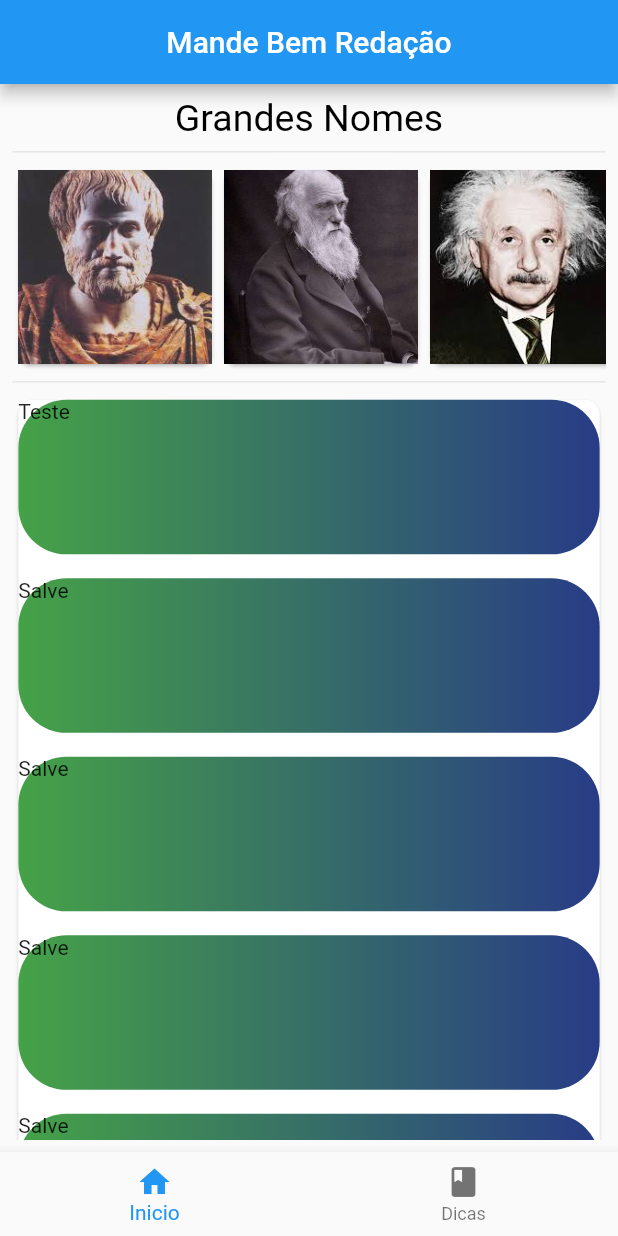
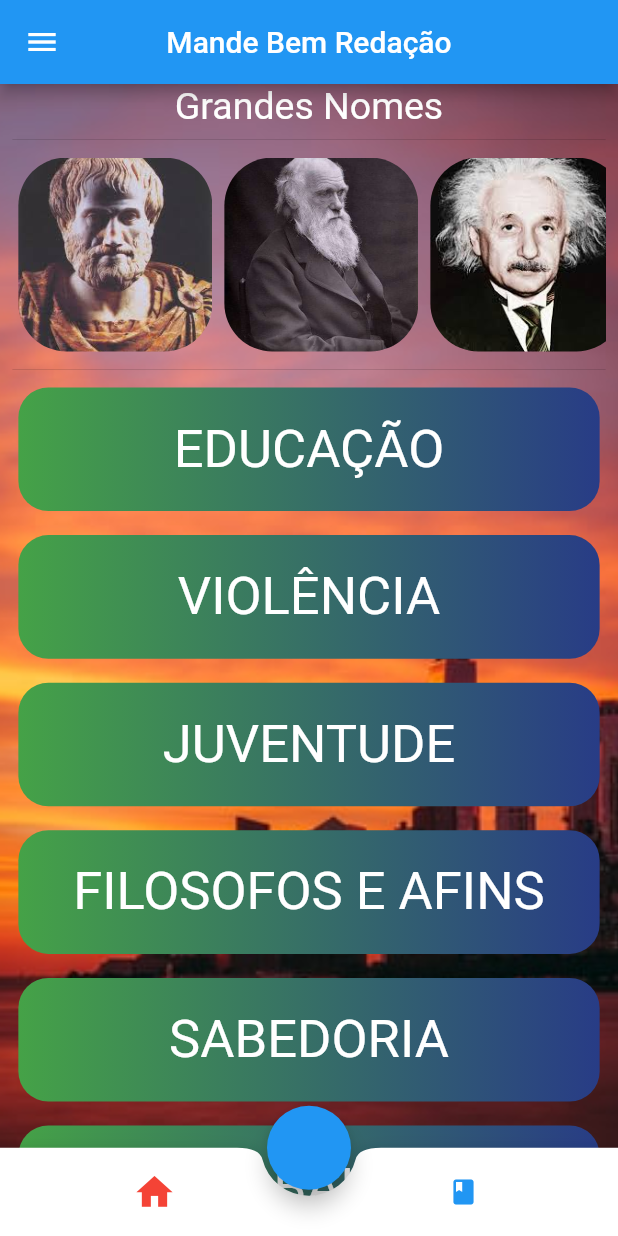
Before and after one commit to italoevan/Mande-bem-Flutter, a Flutter app: the screen it shows after launch, on a phone screen of 412 x 824 dp. Run offline on Flutter 3.47's test engine with Material 2 defaults, Android fonts, the phone set to English and light mode, and no system bars.

Commit message:
Custom Bar e Backround

```diff
--- a/mande_bem_redacao/lib/screens/Home.dart
+++ b/mande_bem_redacao/lib/screens/Home.dart
@@ -1,7 +1,9 @@
 import 'package:flutter/material.dart';
 import 'package:mande_bem_redacao/tabs/Dicas.dart';
 import 'package:mande_bem_redacao/tabs/Index.dart';
+import 'package:mande_bem_redacao/widgets/CustomAppBar.dart';
 import 'package:mande_bem_redacao/widgets/CustomBottom.dart';
+import 'package:mande_bem_redacao/widgets/CustomDrawer.dart';
 
 class Home extends StatelessWidget {
   PageController _controller = PageController();
@@ -10,6 +12,8 @@ class Home extends StatelessWidget {
   @override
   Widget build(BuildContext context) {
     return Scaffold(
+      extendBody: true,
+      drawer: CustomDrawer(),
       appBar: AppBar(
         title: Text("Mande Bem Redação"),
         centerTitle: true,
@@ -17,9 +21,12 @@ class Home extends StatelessWidget {
       body: PageView(
         physics: NeverScrollableScrollPhysics(),
         controller: _controller,
-        children: [Index(), Dicas()],
+        children: [Index(),Dicas()],
       ),
-      bottomNavigationBar: CustomBottom(_controller, i),
+      floatingActionButton: FloatingActionButton(onPressed: (){},),
+      floatingActionButtonLocation: FloatingActionButtonLocation.centerDocked,
+      bottomNavigationBar: CustomAppBar(context, _controller, i)
+
     );
   }
 }
--- a/mande_bem_redacao/lib/tabs/Index.dart
+++ b/mande_bem_redacao/lib/tabs/Index.dart
@@ -9,8 +9,9 @@ class Index extends StatelessWidget {
     double width = MediaQuery.of(context).size.width;
     return Stack(
       children: [
+        Image.asset("images/background.jpg", fit: BoxFit.cover, width: width,height: height,),
         Container(
-            padding: EdgeInsets.all(width / 50),
+            padding: EdgeInsets.only(right: width / 50, left: width / 50),
             child: SingleChildScrollView(
               child: Column(
                 crossAxisAlignment: CrossAxisAlignment.stretch,
@@ -18,7 +19,7 @@ class Index extends StatelessWidget {
                   Text(
                     "Grandes Nomes",
                     textAlign: TextAlign.center,
-                    style: TextStyle(fontSize: 25, color: Colors.black),
+                    style: TextStyle(fontSize: 25, color: Colors.white),
                   ),
                   Divider(),
                   Container(
--- /dev/null
+++ b/mande_bem_redacao/lib/widgets/CustomAppBar.dart
@@ -0,0 +1,54 @@
+import 'package:flutter/material.dart';
+
+class CustomAppBar extends StatefulWidget {
+  CustomAppBar(this.context, this.controller, this.i);
+  BuildContext context;
+  PageController controller;
+  int i;
+  @override
+  _CustomAppBarState createState() => _CustomAppBarState();
+}
+
+class _CustomAppBarState extends State<CustomAppBar> {
+  @override
+  Widget build(BuildContext context) {
+    var height = MediaQuery.of(context).size.height;
+    return BottomAppBar(
+      shape: CircularNotchedRectangle(),
+      child: Container(
+        height: height / 14,
+        child: Row(
+          mainAxisAlignment: MainAxisAlignment.spaceAround,
+          mainAxisSize: MainAxisSize.max,
+          children: [
+            IconButton(
+                icon: Icon(
+                  Icons.home,
+                  color: widget.i == 0 ? Colors.red : Colors.blue,
+                  size: widget.i == 0 ? 29 : 20,
+                ),
+                onPressed: () {
+                  widget.controller.jumpToPage(0);
+                  setState(() {
+                    widget.i = 0;
+                  });
+
+                }),
+            IconButton(
+                icon: Icon(
+                  Icons.book,
+                  color: widget.i == 1 ? Colors.red : Colors.blue,
+                  size: widget.i == 1 ? 29 : 20,
+                ),
+                onPressed: () {
+                  widget.controller.jumpToPage(1);
+                  setState(() {
+                    widget.i = 1;
+                  });
+                }),
+          ],
+        ),
+      ),
+    );
+  }
+}
--- a/mande_bem_redacao/lib/widgets/CustomBottom.dart
+++ b/mande_bem_redacao/lib/widgets/CustomBottom.dart
@@ -18,6 +18,8 @@ class _CustomBottomState extends State<CustomBottom> {
   @override
   Widget build(BuildContext context) {
     return BottomNavigationBar(
+
+      backgroundColor: Colors.white30,
       currentIndex: widget.i,
       onTap: (num) {
         setState(() {
--- a/mande_bem_redacao/lib/widgets/CustomCard.dart
+++ b/mande_bem_redacao/lib/widgets/CustomCard.dart
@@ -3,18 +3,24 @@ import 'package:flutter/material.dart';
 class CustomCard extends StatelessWidget {
   BuildContext context;
   String image;
-  CustomCard(this.context,this.image);
+  CustomCard(this.context, this.image);
 
   @override
   Widget build(BuildContext context) {
     double height = MediaQuery.of(this.context).size.height;
     double width = MediaQuery.of(this.context).size.width;
-    return SizedBox(
-      width: width /3,
-       child: Card(
-          child: Image.asset(this.image, fit: BoxFit.cover,),
-        )
-    );
-
+    return Container(
+        width: width / 3,
+        child: Card(
+          elevation: 0,
+          color: Colors.transparent,
+          child: ClipRRect(
+            borderRadius: BorderRadius.circular(32),
+            child: Image.asset(
+              this.image,
+              fit: BoxFit.cover,
+            ),
+          ),
+        ));
   }
 }
--- a/mande_bem_redacao/lib/widgets/IndexCard.dart
+++ b/mande_bem_redacao/lib/widgets/IndexCard.dart
@@ -22,32 +22,6 @@ class _IndexCardState extends State<IndexCard> {
   void initState() {
     // TODO: implement initState
     super.initState();
-  }
-
-  @override
-  Widget build(BuildContext context) {
-    double height = MediaQuery.of(context).size.height;
-    double width = MediaQuery.of(context).size.width;
-    list = [
-      Topics(
-        "Teste",
-      ),
-      Topics(
-        "Salve",
-      ),
-      Topics(
-        "Salve",
-      ),
-      Topics(
-        "Salve",
-      ),
-      Topics(
-        "Salve",
-      ),
-      Topics(
-        "Salve",
-      ),
-    ];
     route = [
       '/saude',
       '/',
@@ -56,14 +30,44 @@ class _IndexCardState extends State<IndexCard> {
       '/saude',
       '/saude',
     ];
+    list = [
+      Topics(
+        "EDUCAÇÃO",
+      ),
+      Topics(
+        "VIOLÊNCIA",
+      ),
+      Topics(
+        "JUVENTUDE",
+      ),
+      Topics(
+        "FILOSOFOS E AFINS",
+      ),
+      Topics(
+        "SABEDORIA",
+      ),
+      Topics(
+        "TRABALHO",
+      ),
+    ];
+  }
+
+  @override
+  Widget build(BuildContext context) {
+    double height = MediaQuery.of(context).size.height;
+    double width = MediaQuery.of(context).size.width;
+
     return Container(
-      height: widget.height,
+      height: widget.height / (123 / 100), //Mexer pra deixar o indexCard de acordo com o bottomNavigation
       width: widget.width,
       child: Card(
+        elevation: 0,
+        color: Colors.transparent,
         shape: RoundedRectangleBorder(
           borderRadius: BorderRadius.circular(10),
         ),
         child: ListView.separated(
+            physics: NeverScrollableScrollPhysics(),
             separatorBuilder: (context, index) => Divider(
                   color: Colors.transparent,
                 ),
@@ -75,15 +79,17 @@ class _IndexCardState extends State<IndexCard> {
                 },
                 child: Container(
                   width: widget.width,
-                  height: widget.height / 8,
+                  height: widget.height / 10,
                   decoration: BoxDecoration(
-                    borderRadius: BorderRadius.circular(32),
+                    borderRadius: BorderRadius.circular(20),
                     gradient: LinearGradient(
                         begin: Alignment.centerLeft,
                         end: Alignment.centerRight,
                         colors: [Color(0xff45a247), Color(0xff283c86)]),
                   ),
-                  child: Text(list[index].topic),
+                  child: Center(
+                      child: Text(list[index].topic,
+                          style: TextStyle(color: Colors.white, fontSize: 35))),
                 ),
               );
             }),
```
Also changed, not shown: mande_bem_redacao/lib/CustomRoutes.dart (added, +13 -0 lines), mande_bem_redacao/lib/main.dart (+2 -11 lines), mande_bem_redacao/lib/tabs/Dicas.dart (+6 -2 lines), mande_bem_redacao/lib/widgets/CustomDrawer.dart (added, +30 -0 lines), mande_bem_redacao/images/background.jpg (added), mande_bem_redacao/lib/screens/TopicScreen.dart (added).
